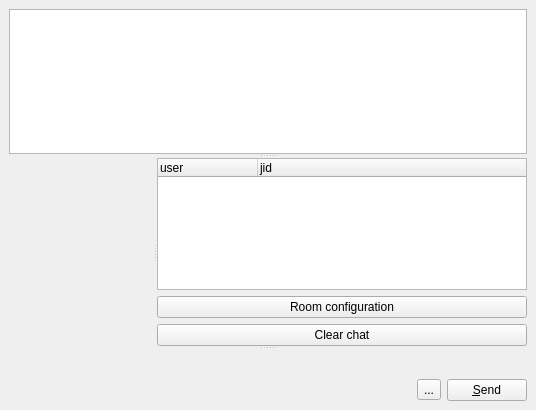
xmpp-graveyard/jabbim, file widgets/groupchatwidget.ui: the form before one commit.
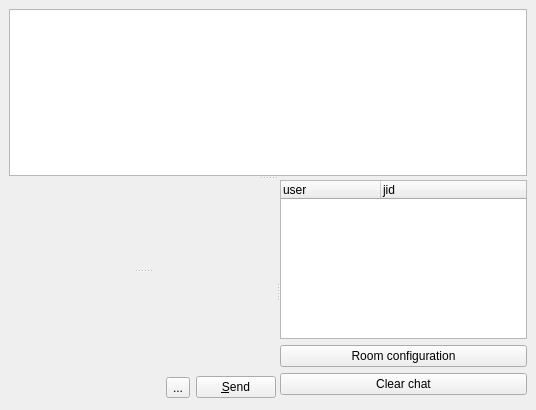
The form after the commit. Icons and pictures are not drawn.

```diff
--- a/widgets/groupchatwidget.ui
+++ b/widgets/groupchatwidget.ui
@@ -22,47 +22,8 @@
    <property name="spacing" >
     <number>6</number>
    </property>
-   <item row="1" column="1" >
-    <spacer>
-     <property name="orientation" >
-      <enum>Qt::Horizontal</enum>
-     </property>
-     <property name="sizeHint" >
-      <size>
-       <width>101</width>
-       <height>20</height>
-      </size>
-     </property>
-    </spacer>
-   </item>
-   <item row="1" column="2" >
-    <widget class="QToolButton" name="smileys" >
-     <property name="toolTip" >
-      <string>You can add emoticons by clicking here</string>
-     </property>
-     <property name="text" >
-      <string>...</string>
-     </property>
-     <property name="icon" >
-      <iconset>images/22x22/emotes/biggrin.png</iconset>
-     </property>
-     <property name="checkable" >
-      <bool>true</bool>
-     </property>
-     <property name="popupMode" >
-      <enum>QToolButton::InstantPopup</enum>
-     </property>
-    </widget>
-   </item>
-   <item row="1" column="3" >
-    <widget class="QPushButton" name="sendButton" >
-     <property name="text" >
-      <string>&amp;Send</string>
-     </property>
-    </widget>
-   </item>
-   <item row="0" column="0" colspan="4" >
-    <widget class="QSplitter" name="splitter_2" >
+   <item rowspan="2" row="0" column="0" colspan="2" >
+    <widget class="QSplitter" name="splitter_3" >
      <property name="orientation" >
       <enum>Qt::Vertical</enum>
      </property>
@@ -80,11 +41,75 @@
        <bool>true</bool>
       </property>
      </widget>
-     <widget class="QSplitter" name="splitter" >
+     <widget class="QSplitter" name="splitter_2" >
       <property name="orientation" >
        <enum>Qt::Horizontal</enum>
       </property>
-      <widget class="QWidget" native="1" name="viewWidget" />
+      <widget class="QSplitter" name="splitter" >
+       <property name="orientation" >
+        <enum>Qt::Vertical</enum>
+       </property>
+       <widget class="QWidget" native="1" name="viewWidget" />
+       <widget class="QWidget" name="" >
+        <layout class="QGridLayout" >
+         <property name="margin" >
+          <number>0</number>
+         </property>
+         <property name="spacing" >
+          <number>6</number>
+         </property>
+         <item row="1" column="2" >
+          <widget class="QPushButton" name="sendButton" >
+           <property name="text" >
+            <string>&amp;Send</string>
+           </property>
+          </widget>
+         </item>
+         <item row="0" column="0" colspan="3" >
+          <widget class="QWidget" native="1" name="lineWidget" >
+           <property name="minimumSize" >
+            <size>
+             <width>0</width>
+             <height>10</height>
+            </size>
+           </property>
+          </widget>
+         </item>
+         <item row="1" column="0" >
+          <spacer>
+           <property name="orientation" >
+            <enum>Qt::Horizontal</enum>
+           </property>
+           <property name="sizeHint" >
+            <size>
+             <width>161</width>
+             <height>27</height>
+            </size>
+           </property>
+          </spacer>
+         </item>
+         <item row="1" column="1" >
+          <widget class="QToolButton" name="smileys" >
+           <property name="toolTip" >
+            <string>You can add emoticons by clicking here</string>
+           </property>
+           <property name="text" >
+            <string>...</string>
+           </property>
+           <property name="icon" >
+            <iconset>images/22x22/emotes/biggrin.png</iconset>
+           </property>
+           <property name="checkable" >
+            <bool>true</bool>
+           </property>
+           <property name="popupMode" >
+            <enum>QToolButton::InstantPopup</enum>
+           </property>
+          </widget>
+         </item>
+        </layout>
+       </widget>
+      </widget>
       <widget class="QWidget" name="layoutWidget" >
        <layout class="QVBoxLayout" >
         <property name="margin" >
@@ -154,22 +179,14 @@
           </property>
          </widget>
         </item>
+        <item>
+         <widget class="QWidget" native="1" name="pluginWidget" />
+        </item>
        </layout>
       </widget>
      </widget>
-     <widget class="QWidget" native="1" name="lineWidget" >
-      <property name="minimumSize" >
-       <size>
-        <width>0</width>
-        <height>10</height>
-       </size>
-      </property>
-     </widget>
     </widget>
    </item>
-   <item row="1" column="0" >
-    <widget class="QWidget" native="1" name="logs" />
-   </item>
   </layout>
  </widget>
  <resources/>
```
